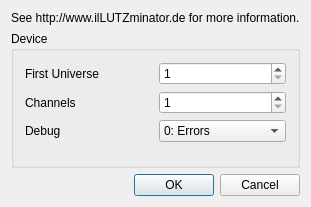
Old version of the form libs/udmxout/configureudmxout.ui in the repository Andersbakken/qlc.
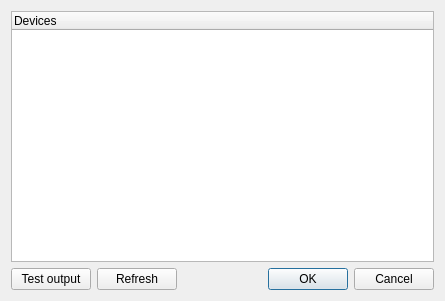
New version of the form.

Commit message: Changed the UDMX plugin architecture to support multiple devices.

Diff of the .ui file:
```diff
--- a/libs/udmxout/configureudmxout.ui
+++ b/libs/udmxout/configureudmxout.ui
@@ -5,171 +5,52 @@
    <rect>
     <x>0</x>
     <y>0</y>
-    <width>293</width>
-    <height>207</height>
+    <width>445</width>
+    <height>301</height>
    </rect>
   </property>
   <property name="windowTitle" >
    <string>Configure uDMX Plugin</string>
   </property>
-  <layout class="QGridLayout" name="gridLayout_2" >
-   <item row="0" column="0" colspan="2" >
-    <widget class="QLabel" name="label" >
-     <property name="sizePolicy" >
-      <sizepolicy vsizetype="Fixed" hsizetype="Preferred" >
-       <horstretch>0</horstretch>
-       <verstretch>0</verstretch>
-      </sizepolicy>
-     </property>
+  <layout class="QGridLayout" name="gridLayout" >
+   <item row="0" column="0" colspan="4" >
+    <widget class="QTreeWidget" name="m_list" >
+     <column>
+      <property name="text" >
+       <string>Devices</string>
+      </property>
+     </column>
+    </widget>
+   </item>
+   <item row="1" column="0" >
+    <widget class="QPushButton" name="m_testButton" >
      <property name="text" >
-      <string>See http://www.ilLUTZminator.de for more information.</string>
+      <string>Test output</string>
      </property>
     </widget>
    </item>
-   <item row="1" column="0" colspan="2" >
-    <widget class="QGroupBox" name="groupBox_2" >
-     <property name="title" >
-      <string>Device</string>
+   <item row="1" column="1" >
+    <widget class="QPushButton" name="m_refreshButton" >
+     <property name="text" >
+      <string>Refresh</string>
      </property>
-     <layout class="QGridLayout" name="gridLayout" >
-      <item row="0" column="0" >
-       <widget class="QLabel" name="m_firstUniverseLabel" >
-        <property name="text" >
-         <string>First Universe</string>
-        </property>
-        <property name="wordWrap" >
-         <bool>false</bool>
-        </property>
-       </widget>
-      </item>
-      <item row="0" column="1" >
-       <widget class="QSpinBox" name="m_firstUniverseSpin" >
-        <property name="sizePolicy" >
-         <sizepolicy vsizetype="Preferred" hsizetype="Preferred" >
-          <horstretch>0</horstretch>
-          <verstretch>0</verstretch>
-         </sizepolicy>
-        </property>
-        <property name="toolTip" >
-         <string>The number of the first universe</string>
-        </property>
-        <property name="minimum" >
-         <number>1</number>
-        </property>
-        <property name="maximum" >
-         <number>8</number>
-        </property>
-        <property name="value" >
-         <number>1</number>
-        </property>
-       </widget>
-      </item>
-      <item row="1" column="0" >
-       <widget class="QLabel" name="m_channelsLabel" >
-        <property name="text" >
-         <string>Channels</string>
-        </property>
-        <property name="wordWrap" >
-         <bool>false</bool>
-        </property>
-       </widget>
-      </item>
-      <item row="1" column="1" >
-       <widget class="QSpinBox" name="m_channelsSpin" >
-        <property name="sizePolicy" >
-         <sizepolicy vsizetype="Preferred" hsizetype="Preferred" >
-          <horstretch>0</horstretch>
-          <verstretch>0</verstretch>
-         </sizepolicy>
-        </property>
-        <property name="toolTip" >
-         <string>Number of channels supported</string>
-        </property>
-        <property name="minimum" >
-         <number>1</number>
-        </property>
-        <property name="maximum" >
-         <number>512</number>
-        </property>
-        <property name="value" >
-         <number>1</number>
-        </property>
-       </widget>
-      </item>
-      <item row="2" column="0" >
-       <widget class="QLabel" name="m_debugLabel" >
-        <property name="text" >
-         <string>Debug</string>
-        </property>
-        <property name="wordWrap" >
-         <bool>false</bool>
-        </property>
-       </widget>
-      </item>
-      <item row="2" column="1" >
-       <widget class="QComboBox" name="m_debugCombo" >
-        <property name="sizePolicy" >
-         <sizepolicy vsizetype="Preferred" hsizetype="Preferred" >
-          <horstretch>0</horstretch>
-          <verstretch>0</verstretch>
-         </sizepolicy>
-        </property>
-        <property name="toolTip" >
-         <string>Console debug level</string>
-        </property>
-        <item>
-         <property name="text" >
-          <string>0: Errors</string>
-         </property>
-        </item>
-        <item>
-         <property name="text" >
-          <string>1: Warnings</string>
-         </property>
-        </item>
-        <item>
-         <property name="text" >
-          <string>2: Infos</string>
-         </property>
-        </item>
-        <item>
-         <property name="text" >
-          <string>3: All</string>
-         </property>
-        </item>
-       </widget>
-      </item>
-      <item row="3" column="0" >
-       <spacer name="verticalSpacer" >
-        <property name="orientation" >
-         <enum>Qt::Vertical</enum>
-        </property>
-        <property name="sizeHint" stdset="0" >
-         <size>
-          <width>20</width>
-          <height>40</height>
-         </size>
-        </property>
-       </spacer>
-      </item>
-     </layout>
     </widget>
    </item>
-   <item row="2" column="0" >
+   <item row="1" column="2" >
     <spacer name="horizontalSpacer" >
      <property name="orientation" >
       <enum>Qt::Horizontal</enum>
      </property>
      <property name="sizeHint" stdset="0" >
       <size>
-       <width>100</width>
+       <width>80</width>
        <height>20</height>
       </size>
      </property>
     </spacer>
    </item>
-   <item row="2" column="1" >
-    <widget class="QDialogButtonBox" name="buttonBox" >
+   <item row="1" column="3" >
+    <widget class="QDialogButtonBox" name="m_buttonBox" >
      <property name="standardButtons" >
       <set>QDialogButtonBox::Cancel|QDialogButtonBox::Ok</set>
      </property>
```
Left out of the diff: 20 changed lines with no effect on the pictures. The commit also changes 7 other files.
